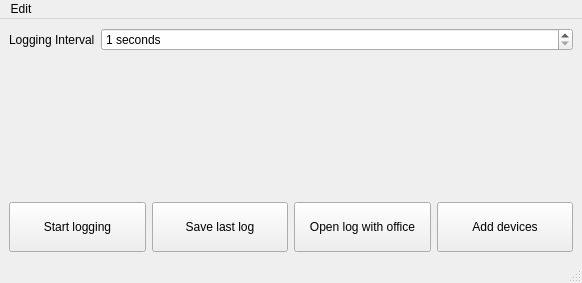
Before: the Qt Designer form MeasurementValueLogging/ui_data/mainWindow.ui in leezu/MeasurementValueLogging, drawn with Qt 5.
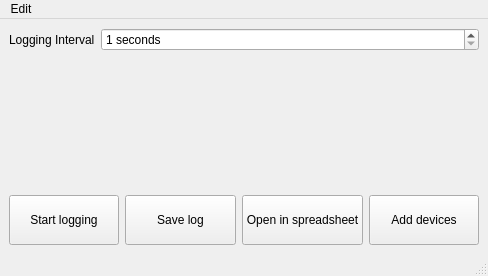
After: the same form once the commit is applied.

What changed in the file:
```diff
--- a/MeasurementValueLogging/ui_data/mainWindow.ui
+++ b/MeasurementValueLogging/ui_data/mainWindow.ui
@@ -6,8 +6,8 @@
    <rect>
     <x>0</x>
     <y>0</y>
-    <width>582</width>
-    <height>283</height>
+    <width>488</width>
+    <height>276</height>
    </rect>
   </property>
   <property name="windowTitle">
@@ -87,7 +87,7 @@
          </size>
         </property>
         <property name="text">
-         <string>Save last log</string>
+         <string>Save log</string>
         </property>
        </widget>
       </item>
@@ -106,7 +106,7 @@
          </size>
         </property>
         <property name="text">
-         <string>Open log with office</string>
+         <string>Open in spreadsheet</string>
         </property>
        </widget>
       </item>
@@ -138,7 +138,7 @@
     <rect>
      <x>0</x>
      <y>0</y>
-     <width>582</width>
+     <width>488</width>
      <height>27</height>
     </rect>
    </property>
```
